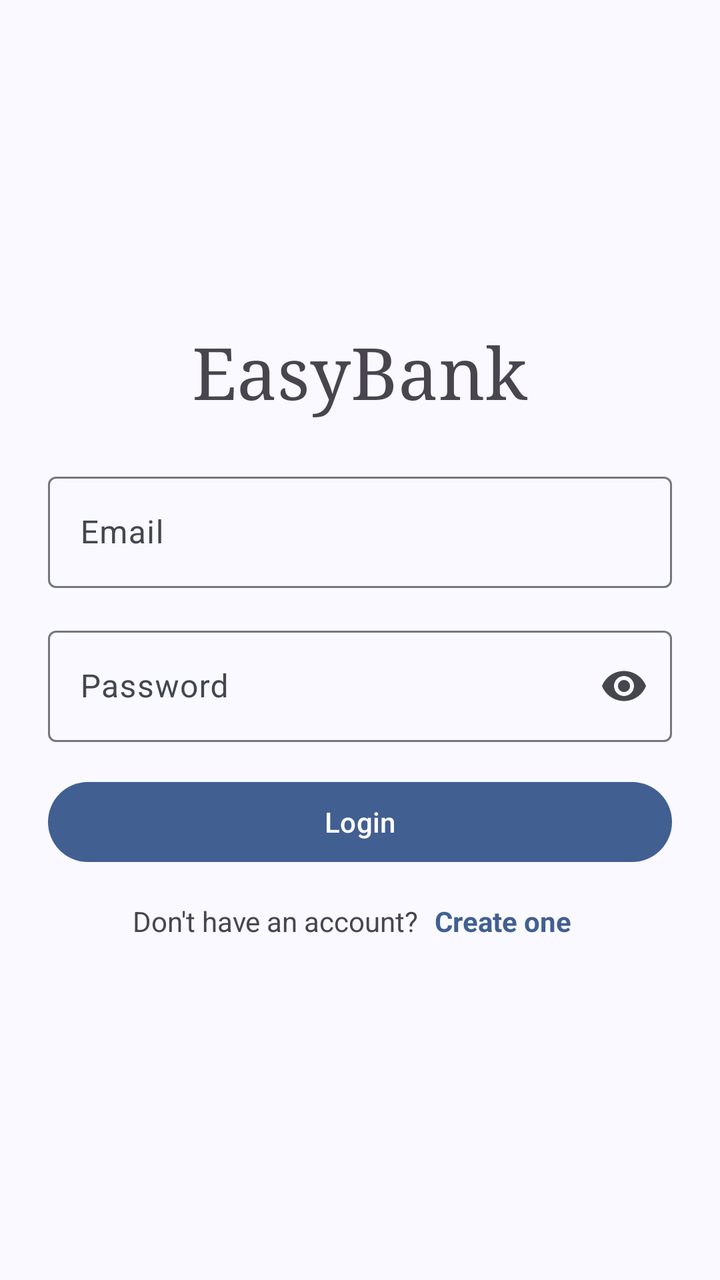
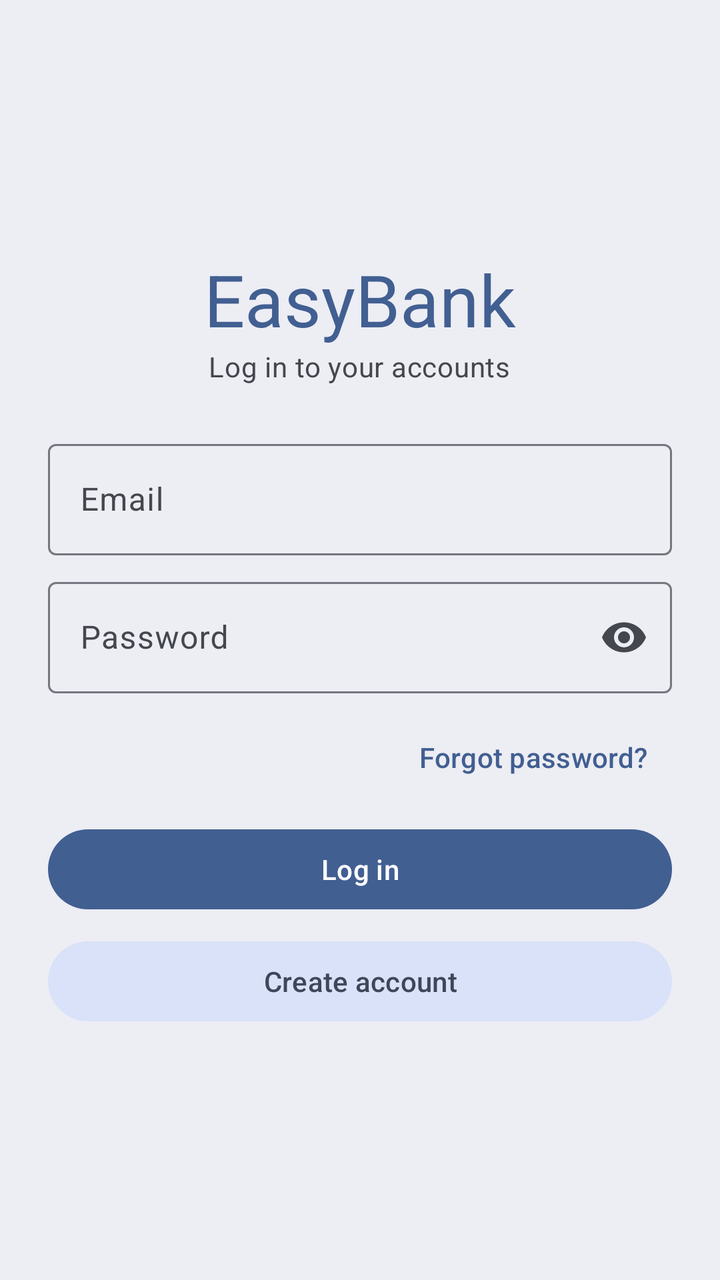

The first picture is an Android layout as it rendered before a commit; the second is the same layout after the commit. The layout source and the unified diff follow.
<!-- AndroidManifest.xml: application theme Theme.EasyBank -->
<!-- res/layout/activity_login.xml -->
<?xml version="1.0" encoding="utf-8"?>
<androidx.coordinatorlayout.widget.CoordinatorLayout
    xmlns:android="http://schemas.android.com/apk/res/android"
    xmlns:app="http://schemas.android.com/apk/res-auto"
    xmlns:tools="http://schemas.android.com/tools"
    android:id="@+id/main"
    android:layout_width="match_parent"
    android:layout_height="match_parent"
    tools:context=".LoginActivity">

    <LinearLayout
        android:orientation="vertical"
        android:paddingHorizontal="24dp"
        android:layout_gravity="center"
        android:layout_width="match_parent"
        android:layout_height="wrap_content">

        <com.google.android.material.textview.MaterialTextView
            android:text="@string/app_name"
            android:layout_gravity="center"
            android:textAppearance="?attr/textAppearanceDisplaySmall"
            android:fontFamily="serif"
            android:layout_width="wrap_content"
            android:layout_height="wrap_content"/>

        <com.google.android.material.textfield.TextInputLayout
            android:hint="Email"
            android:layout_marginTop="24dp"
            app:endIconMode="clear_text"
            android:layout_width="match_parent"
            android:layout_height="wrap_content">

            <com.google.android.material.textfield.TextInputEditText
                android:id="@+id/email_input"
                android:inputType="textEmailAddress"
                android:layout_width="match_parent"
                android:layout_height="match_parent"/>
        </com.google.android.material.textfield.TextInputLayout>

        <com.google.android.material.textfield.TextInputLayout
            android:hint="Password"
            android:layout_marginVertical="16dp"
            app:endIconMode="password_toggle"
            android:layout_width="match_parent"
            android:layout_height="wrap_content">

            <com.google.android.material.textfield.TextInputEditText
                android:id="@+id/password_input"
                android:inputType="textPassword"
                android:layout_width="match_parent"
                android:layout_height="match_parent"/>
        </com.google.android.material.textfield.TextInputLayout>

        <com.google.android.material.button.MaterialButton
            android:id="@+id/btn_login"
            android:text="Login"
            android:layout_width="match_parent"
            android:layout_height="wrap_content"/>

        <LinearLayout
            android:gravity="center"
            android:layout_marginTop="8dp"
            android:layout_width="match_parent"
            android:layout_height="wrap_content">

            <com.google.android.material.textview.MaterialTextView
                android:text="Don't have an account?"
                android:layout_width="wrap_content"
                android:layout_height="wrap_content"/>

            <com.google.android.material.textview.MaterialTextView
                android:id="@+id/btn_create_one"
                android:text="Create one"
                android:textStyle="bold"
                android:padding="8dp"
                android:clickable="true"
                android:focusable="true"
                android:textColor="?attr/colorPrimary"
                android:layout_width="wrap_content"
                android:layout_height="wrap_content"/>
        </LinearLayout>
    </LinearLayout>
</androidx.coordinatorlayout.widget.CoordinatorLayout>
<!-- resources referenced by this layout -->
<resources>
  <string name="app_name">EasyBank</string>
  <color name="md_theme_primary">#415F91</color>
  <color name="md_theme_onPrimary">#FFFFFF</color>
  <color name="md_theme_primaryContainer">#D6E3FF</color>
  <color name="md_theme_onPrimaryContainer">#284777</color>
  <color name="md_theme_secondary">#565F71</color>
  <color name="md_theme_onSecondary">#FFFFFF</color>
  <color name="md_theme_secondaryContainer">#DAE2F9</color>
  <color name="md_theme_onSecondaryContainer">#3E4759</color>
  <color name="md_theme_tertiary">#705575</color>
  <color name="md_theme_onTertiary">#FFFFFF</color>
  <color name="md_theme_tertiaryContainer">#FAD8FD</color>
  <color name="md_theme_onTertiaryContainer">#573E5C</color>
  <color name="md_theme_error">#BA1A1A</color>
  <color name="md_theme_onError">#FFFFFF</color>
  <color name="md_theme_errorContainer">#FFDAD6</color>
  <color name="md_theme_onErrorContainer">#93000A</color>
  <color name="md_theme_background">#F9F9FF</color>
  <color name="md_theme_onBackground">#191C20</color>
  <color name="md_theme_surface">#F9F9FF</color>
  <color name="md_theme_onSurface">#191C20</color>
  <color name="md_theme_surfaceVariant">#E0E2EC</color>
  <color name="md_theme_onSurfaceVariant">#44474E</color>
  <color name="md_theme_outline">#74777F</color>
  <color name="md_theme_outlineVariant">#C4C6D0</color>
  <color name="md_theme_inverseSurface">#2E3036</color>
  <color name="md_theme_inverseOnSurface">#F0F0F7</color>
  <color name="md_theme_inversePrimary">#AAC7FF</color>
  <color name="md_theme_primaryFixed">#D6E3FF</color>
  <color name="md_theme_onPrimaryFixed">#001B3E</color>
  <color name="md_theme_primaryFixedDim">#AAC7FF</color>
  <color name="md_theme_onPrimaryFixedVariant">#284777</color>
  <color name="md_theme_secondaryFixed">#DAE2F9</color>
  <color name="md_theme_onSecondaryFixed">#131C2B</color>
  <color name="md_theme_secondaryFixedDim">#BEC6DC</color>
  <color name="md_theme_onSecondaryFixedVariant">#3E4759</color>
  <color name="md_theme_tertiaryFixed">#FAD8FD</color>
  <color name="md_theme_onTertiaryFixed">#28132E</color>
  <color name="md_theme_tertiaryFixedDim">#DDBCE0</color>
  <color name="md_theme_onTertiaryFixedVariant">#573E5C</color>
  <color name="md_theme_surfaceDim">#D9D9E0</color>
  <color name="md_theme_surfaceBright">#F9F9FF</color>
  <color name="md_theme_surfaceContainerLowest">#FFFFFF</color>
  <color name="md_theme_surfaceContainerLow">#F3F3FA</color>
  <color name="md_theme_surfaceContainer">#EDEDF4</color>
  <color name="md_theme_surfaceContainerHigh">#E7E8EE</color>
  <color name="md_theme_surfaceContainerHighest">#E2E2E9</color>
  <!-- unchanged entries left out for length: 1 -->
</resources>

<!-- the commit's change to res/layout/activity_login.xml (unified diff, before → after) -->
@@ -1,83 +1,89 @@
 <?xml version="1.0" encoding="utf-8"?>
-<androidx.coordinatorlayout.widget.CoordinatorLayout
+<ScrollView
     xmlns:android="http://schemas.android.com/apk/res/android"
     xmlns:app="http://schemas.android.com/apk/res-auto"
     xmlns:tools="http://schemas.android.com/tools"
-    android:id="@+id/main"
+    android:fillViewport="true"
+    android:fitsSystemWindows="true"
+    android:background="?attr/colorSurfaceContainer"
     android:layout_width="match_parent"
     android:layout_height="match_parent"
-    tools:context=".LoginActivity">
+    tools:context=".activities.LoginActivity">
 
     <LinearLayout
         android:orientation="vertical"
-        android:paddingHorizontal="24dp"
-        android:layout_gravity="center"
+        android:gravity="center_vertical"
+        android:padding="24dp"
         android:layout_width="match_parent"
-        android:layout_height="wrap_content">
+        android:layout_height="match_parent">
 
         <com.google.android.material.textview.MaterialTextView
             android:text="@string/app_name"
-            android:layout_gravity="center"
             android:textAppearance="?attr/textAppearanceDisplaySmall"
-            android:fontFamily="serif"
+            android:textColor="?attr/colorPrimary"
+            android:layout_gravity="center_horizontal"
+            android:layout_width="wrap_content"
+            android:layout_height="wrap_content"/>
+
+        <com.google.android.material.textview.MaterialTextView
+            android:text="Log in to your accounts"
+            android:textAppearance="?attr/textAppearanceBodyMedium"
+            android:textColor="?attr/colorOnSurfaceVariant"
+            android:layout_gravity="center_horizontal"
+            android:layout_marginBottom="24dp"
             android:layout_width="wrap_content"
             android:layout_height="wrap_content"/>
 
         <com.google.android.material.textfield.TextInputLayout
+            android:id="@+id/tilEmail"
             android:hint="Email"
-            android:layout_marginTop="24dp"
-            app:endIconMode="clear_text"
+            android:layout_marginBottom="8dp"
             android:layout_width="match_parent"
             android:layout_height="wrap_content">
 
             <com.google.android.material.textfield.TextInputEditText
-                android:id="@+id/email_input"
+                android:id="@+id/etEmail"
                 android:inputType="textEmailAddress"
                 android:layout_width="match_parent"
-                android:layout_height="match_parent"/>
+                android:layout_height="wrap_content"/>
         </com.google.android.material.textfield.TextInputLayout>
 
         <com.google.android.material.textfield.TextInputLayout
+            android:id="@+id/tilPassword"
             android:hint="Password"
-            android:layout_marginVertical="16dp"
             app:endIconMode="password_toggle"
+            android:layout_marginBottom="8dp"
             android:layout_width="match_parent"
             android:layout_height="wrap_content">
 
             <com.google.android.material.textfield.TextInputEditText
-                android:id="@+id/password_input"
+                android:id="@+id/etPassword"
                 android:inputType="textPassword"
                 android:layout_width="match_parent"
-                android:layout_height="match_parent"/>
+                android:layout_height="wrap_content"/>
         </com.google.android.material.textfield.TextInputLayout>
 
         <com.google.android.material.button.MaterialButton
-            android:id="@+id/btn_login"
-            android:text="Login"
+            android:id="@+id/btnForgot"
+            style="@style/Widget.Material3.Button.TextButton"
+            android:text="Forgot password?"
+            android:layout_gravity="end"
+            android:layout_marginBottom="8dp"
+            android:layout_width="wrap_content"
+            android:layout_height="wrap_content"/>
+
+        <com.google.android.material.button.MaterialButton
+            android:id="@+id/btnLogin"
+            android:text="Log in"
+            android:layout_marginBottom="8dp"
             android:layout_width="match_parent"
             android:layout_height="wrap_content"/>
 
-        <LinearLayout
-            android:gravity="center"
-            android:layout_marginTop="8dp"
+        <com.google.android.material.button.MaterialButton
+            android:id="@+id/btnSignUp"
+            style="@style/Widget.Material3.Button.TonalButton"
+            android:text="Create account"
             android:layout_width="match_parent"
-            android:layout_height="wrap_content">
-
-            <com.google.android.material.textview.MaterialTextView
-                android:text="Don't have an account?"
-                android:layout_width="wrap_content"
-                android:layout_height="wrap_content"/>
-
-            <com.google.android.material.textview.MaterialTextView
-                android:id="@+id/btn_create_one"
-                android:text="Create one"
-                android:textStyle="bold"
-                android:padding="8dp"
-                android:clickable="true"
-                android:focusable="true"
-                android:textColor="?attr/colorPrimary"
-                android:layout_width="wrap_content"
-                android:layout_height="wrap_content"/>
-        </LinearLayout>
+            android:layout_height="wrap_content"/>
     </LinearLayout>
-</androidx.coordinatorlayout.widget.CoordinatorLayout>
+</ScrollView>
